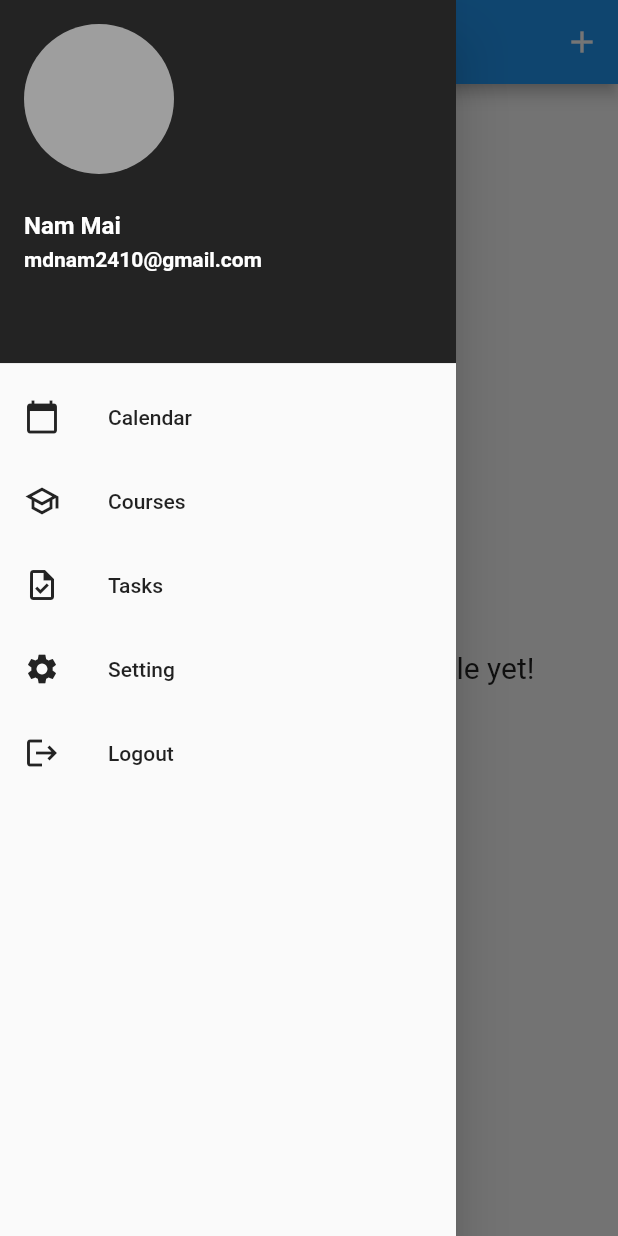
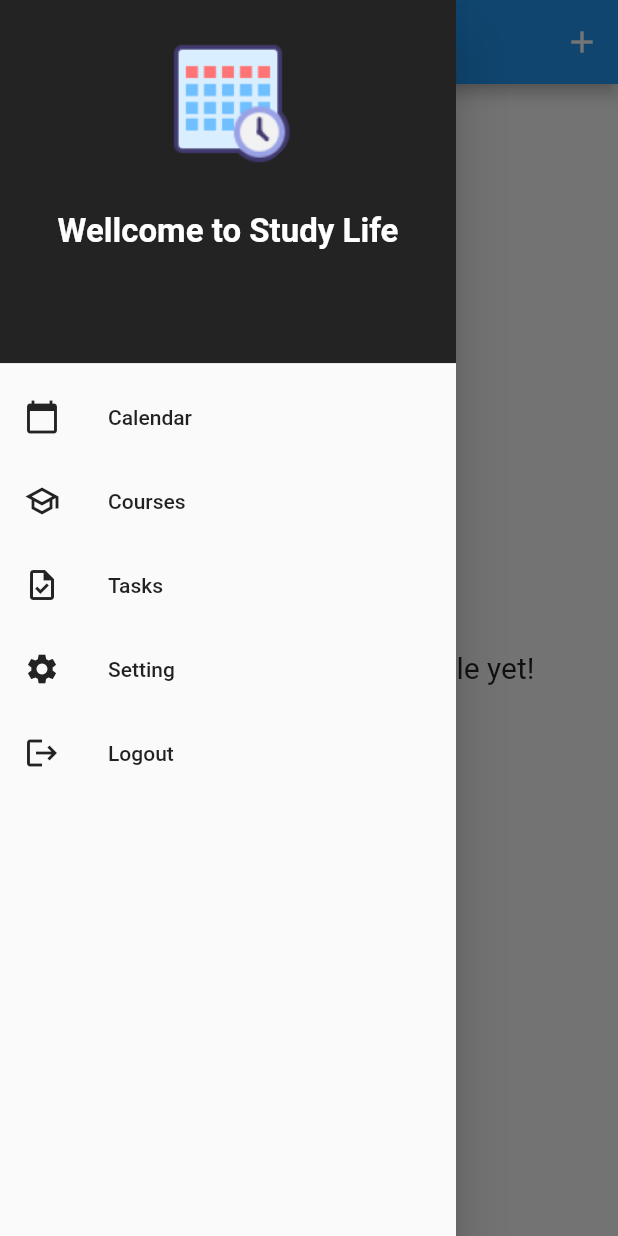
Before and after one commit to huubinh49/SE_timetable, a Flutter app: the TimetableScreen screen opened by its route, with the side drawer open, on a phone screen of 412 x 824 dp. Run offline on Flutter 3.47's test engine with Material 2 defaults, Android fonts, the phone set to English and light mode, and no system bars; our stand-ins replace dropdown_button2, shared_preferences, syncfusion_flutter_calendar, table_calendar; missing offline and left inert: flutter_material_pickers; accounts and stored records are empty.

Commit message:
final change

```diff
--- a/lib/views/task/create_task_screen.dart
+++ b/lib/views/task/create_task_screen.dart
@@ -192,7 +192,7 @@ class _CreateTaskScreenState extends State<CreateTaskScreen> {
     return Scaffold(
       backgroundColor: Color(0xfffffcf0),
       appBar: AppBar(
-        title: Text((taskId == null ? 'Create ' : 'Edit ') + _attributes['type']),
+        title: Text((taskId == null ? 'Create ' : 'Edit ') + 'task'),
         backgroundColor: taskColor,
         actions: <Widget>[
           IconButton(
--- a/lib/views/timetable/timetable_screen.dart
+++ b/lib/views/timetable/timetable_screen.dart
@@ -149,7 +149,9 @@ class _TimetableScreenState extends State<TimetableScreen> {
                                       children: [
                                         Column(
                                           children: [
-                                            DropdownButtonHideUnderline(
+                                            Container(
+                                              width: 80,
+                                              child: DropdownButtonHideUnderline(
                                                 child: DropdownButton2(
                                                   buttonHeight: inputHeight,
                                                   itemHeight: inputHeight,
@@ -191,6 +193,7 @@ class _TimetableScreenState extends State<TimetableScreen> {
                                                           value as String;
                                                     });
                                                   },
+                                                ),
                                               ),
                                             ),
                                           ],
--- a/lib/widgets/app_drawer.dart
+++ b/lib/widgets/app_drawer.dart
@@ -25,16 +25,15 @@ class AppDrawer extends StatelessWidget {
               color: lightblack,
             ),
             child: Column(
-                crossAxisAlignment: CrossAxisAlignment.start,
+                crossAxisAlignment: CrossAxisAlignment.center,
                 children: [
                   CircleAvatar(
-                    backgroundColor: Colors.grey,
+                    backgroundImage: AssetImage("assets/logo.png"),
                     radius: 50,
+                    backgroundColor: lightblack,
                   ),
                   SizedBox(height: 25),
-                  Text("Nam Mai", style: TextStyle(color: Colors.white, fontWeight: FontWeight.bold, fontSize: 16)),
-                  SizedBox(height: 5),
-                  Text("mdnam2410@gmail.com", style: TextStyle(color: Colors.white, fontWeight: FontWeight.w600, fontSize: 14)),
+                  Text("Wellcome to Study Life", style: TextStyle(color: Colors.white, fontWeight: FontWeight.bold, fontSize: 22)),
                 ]
             ),
           ),
```
Also changed, not shown: pubspec.lock. Lines whose indentation alone changed are shown as unchanged.
